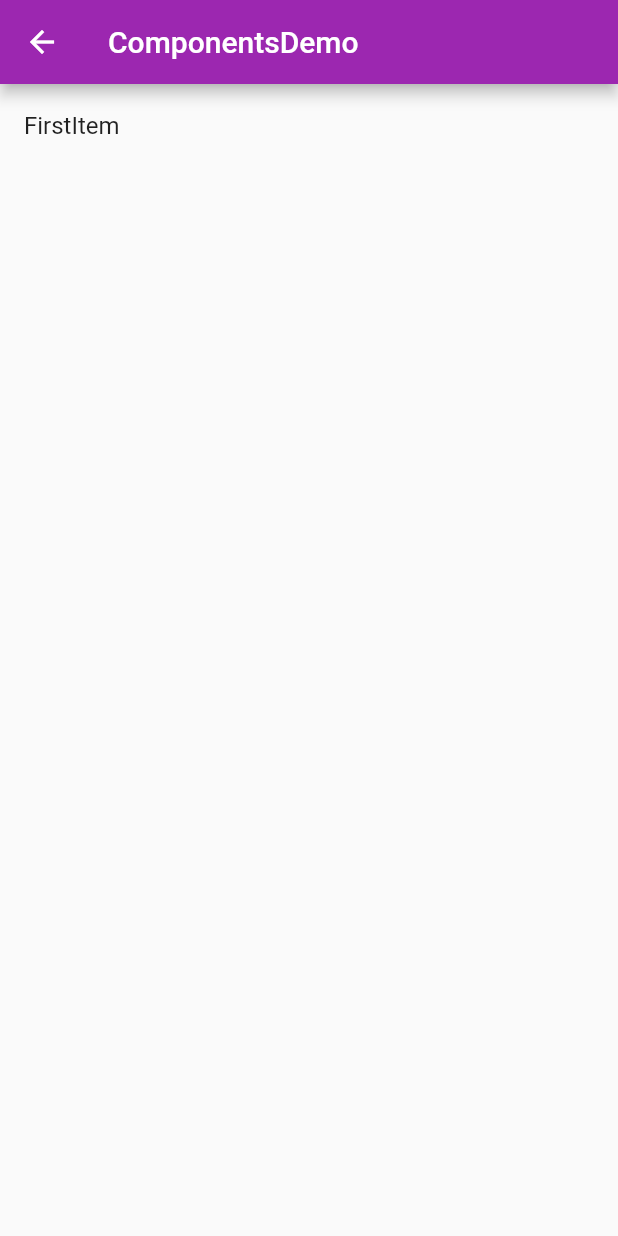
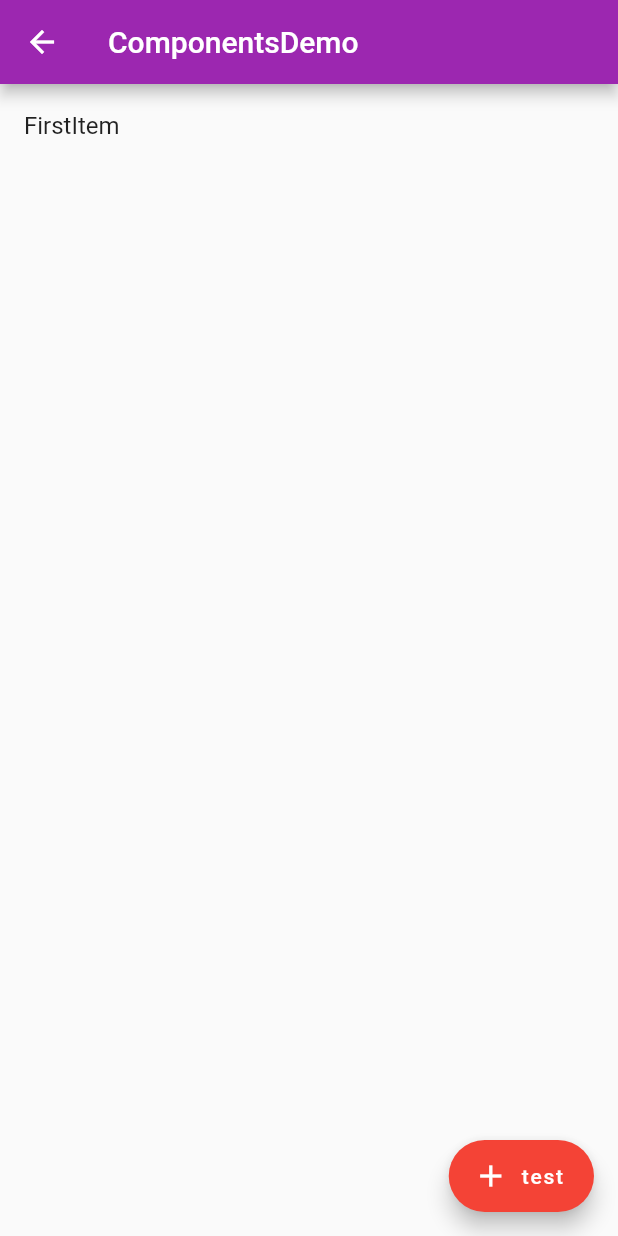
Before and after one commit to livesxu/FlutterSome, a Flutter app: the screen it shows after launch, on a phone screen of 412 x 824 dp. Run offline on Flutter 3.47's test engine with Material 2 defaults, Android fonts, the phone set to English and light mode, and no system bars.

```diff
--- a/test_app/lib/Mine/ComponentsDemo.dart
+++ b/test_app/lib/Mine/ComponentsDemo.dart
@@ -16,6 +16,7 @@ class ComponentsDemo extends StatelessWidget {
         ListItem(title:"FirstItem",page: NextPage(),)
         ],
       ),
+      floatingActionButton: TwoFloatingAction(),
     );
   }
 }
@@ -58,3 +59,38 @@ class NextPage extends StatelessWidget {
     );
   }
 }
+
+class ThisFloatingAction extends StatelessWidget {
+
+  @override
+  Widget build(BuildContext context) {
+    // TODO: implement build
+    return FloatingActionButton(
+      onPressed: (){},
+//      elevation: 0.0,
+      backgroundColor: Colors.red,
+      child: Icon(Icons.add),
+      shape: BeveledRectangleBorder(//斜边形
+        borderRadius: BorderRadius.circular(30),
+      ),
+    );
+  }
+}
+
+class TwoFloatingAction extends StatelessWidget {
+
+  @override
+  Widget build(BuildContext context) {
+    // TODO: implement build
+    return FloatingActionButton.extended(
+      onPressed: (){},
+//      elevation: 0.0,
+      backgroundColor: Colors.red,
+      icon: Icon(Icons.add),
+      label: Text("test"),
+//      shape: BeveledRectangleBorder(//斜边形
+//        borderRadius: BorderRadius.circular(30),
+//      ),
+    );
+  }
+}
```
